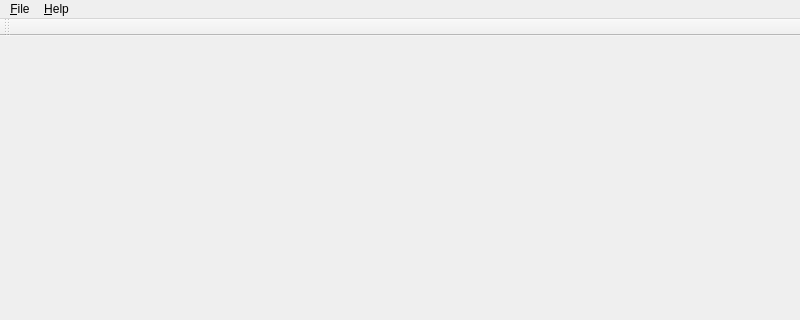
Old version of the form Code/Application/mvdMainWindow.ui in the repository orfeotoolbox/OTB; both pictures show x 0 to 800 and y 0 to 320 of the 800 by 600 pixel window.
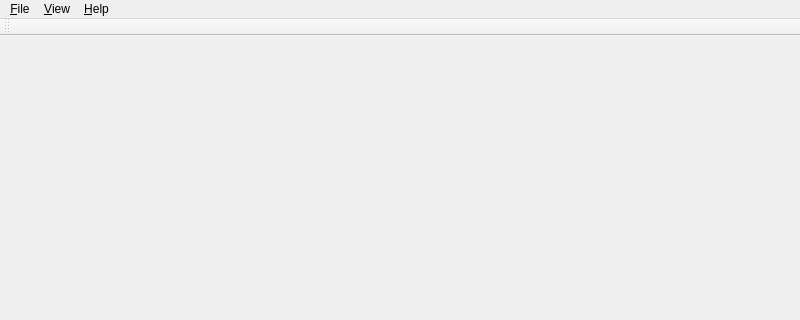
New version of the form.

Commit message: ENH: Add View menu with Quicklook/Color Setup/Color Dynamics closable Dockwidgets show/hide options

Diff of the .ui file:
```diff
--- a/Code/Application/mvdMainWindow.ui
+++ b/Code/Application/mvdMainWindow.ui
@@ -23,7 +23,7 @@
      <x>0</x>
      <y>0</y>
      <width>800</width>
-     <height>25</height>
+     <height>23</height>
     </rect>
    </property>
    <widget class="QMenu" name="menu_File">
@@ -41,7 +41,19 @@
     </property>
     <addaction name="action_About"/>
    </widget>
+   <widget class="QMenu" name="menu_View">
+    <property name="locale">
+     <locale language="C" country="AnyCountry"/>
+    </property>
+    <property name="title">
+     <string>&amp;View</string>
+    </property>
+    <addaction name="action_Quicklook"/>
+    <addaction name="action_ColorSetup"/>
+    <addaction name="action_ColorDynamics"/>
+   </widget>
    <addaction name="menu_File"/>
+   <addaction name="menu_View"/>
    <addaction name="menu_Help"/>
   </widget>
   <widget class="QStatusBar" name="m_StatusBar"/>
```
Left out of the diff: 42 changed lines with no effect on the pictures. The commit also changes 2 other files.
